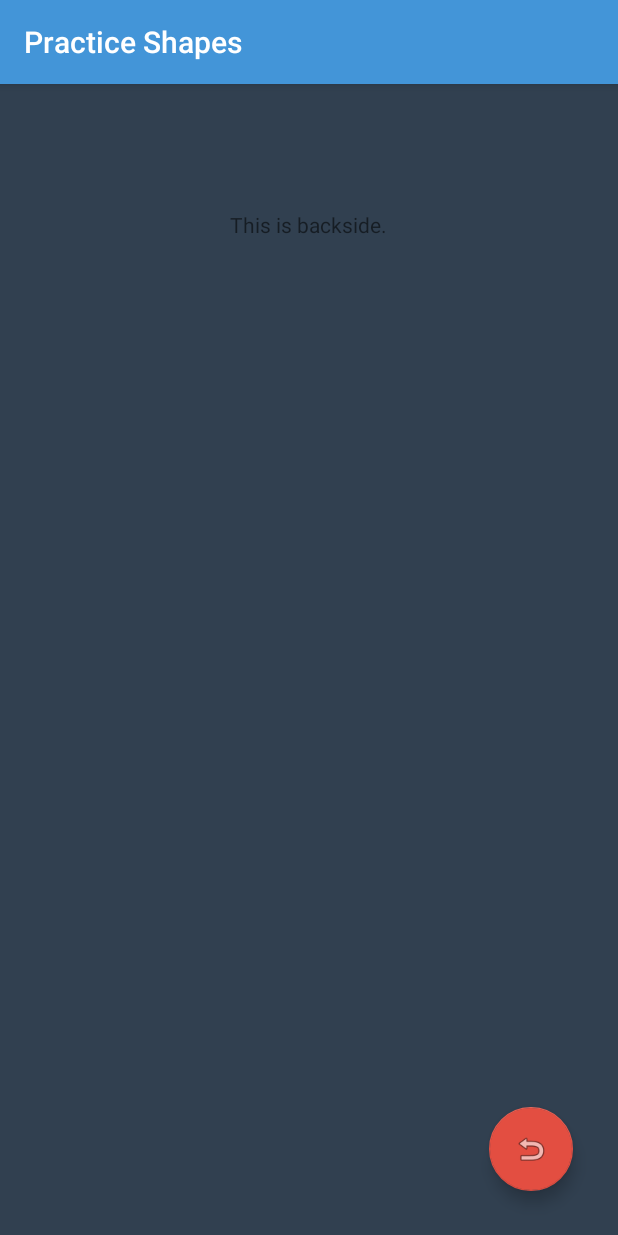
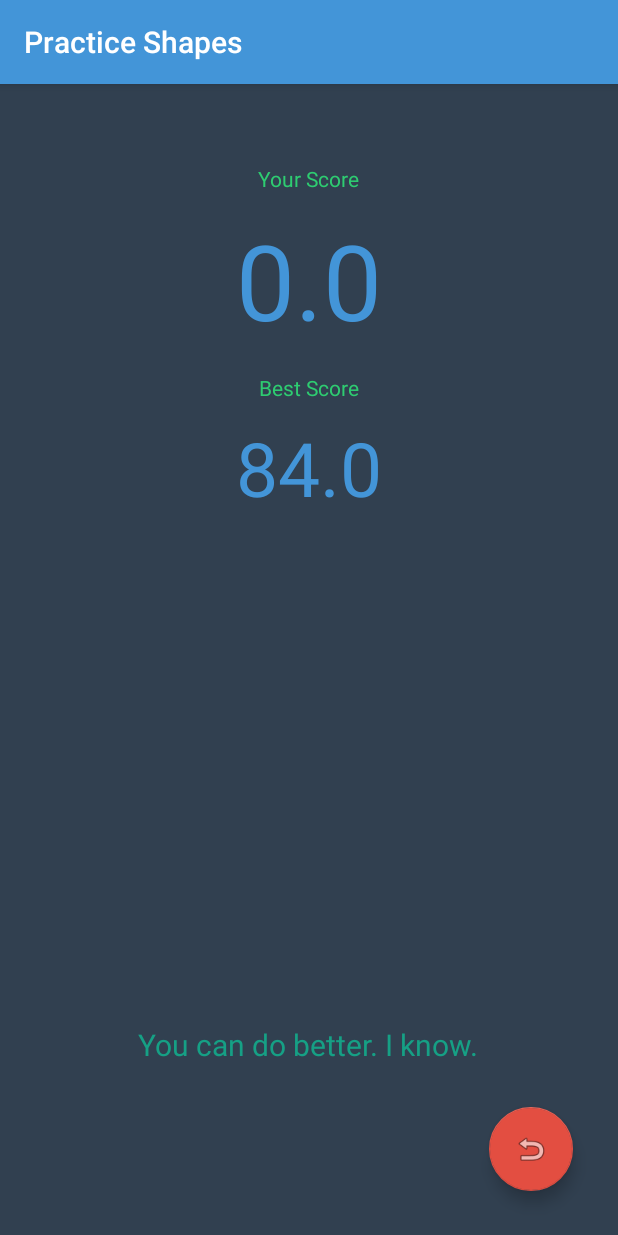
Before and after one commit to priyankvex/Practice-Shapes, an Android app: the DrawingActivity screen opened directly, with no data from a screen before it, after a tap on an icon or button, on a phone screen of 412 x 824 dp. Run offline under Robolectric (Android 15) with nearby library versions, the light colour scheme and no system bars; 10 statements that could not run were skipped.

Commit message:
Add scoring messages to score fragment.

```diff
--- a/app/src/main/java/com/wordpress/priyankvex/practiceshapes/view/DrawingActivity.java
+++ b/app/src/main/java/com/wordpress/priyankvex/practiceshapes/view/DrawingActivity.java
@@ -17,6 +17,7 @@ public class DrawingActivity extends AppCompatActivity implements FragmentManage
     public static Shape shape;
     public static boolean mShowingBack = false;
     private static FragmentManager fragmentManager;
+    public static float currentScore = 0;
 
     @Override
     protected void onCreate(Bundle savedInstanceState) {
--- a/app/src/main/java/com/wordpress/priyankvex/practiceshapes/view/DrawingFragment.java
+++ b/app/src/main/java/com/wordpress/priyankvex/practiceshapes/view/DrawingFragment.java
@@ -76,7 +76,11 @@ public class DrawingFragment extends Fragment implements View.OnClickListener{
                 break;
             case R.id.buttonDone:
                 // Evaluate trace here.
-                Toast.makeText(getActivity(), mDrawingView.getScore() + "", Toast.LENGTH_SHORT).show();
+                DrawingActivity.currentScore = mDrawingView.getScore();
+                if (DrawingActivity.currentScore > DrawingActivity.shape.getMaxScore()){
+                    DrawingActivity.shape.setMaxScore(DrawingActivity.currentScore);
+                    DrawingActivity.shape.save();
+                }
                 DrawingActivity.flipCard();
                 break;
         }
--- a/app/src/main/java/com/wordpress/priyankvex/practiceshapes/view/ScoreFragment.java
+++ b/app/src/main/java/com/wordpress/priyankvex/practiceshapes/view/ScoreFragment.java
@@ -7,6 +7,7 @@ import android.support.design.widget.FloatingActionButton;
 import android.view.LayoutInflater;
 import android.view.View;
 import android.view.ViewGroup;
+import android.widget.TextView;
 
 import com.wordpress.priyankvex.practiceshapes.R;
 
@@ -17,18 +18,53 @@ import com.wordpress.priyankvex.practiceshapes.R;
 public class ScoreFragment extends Fragment{
 
     FloatingActionButton buttonBack;
+    TextView textViewCurrentScore;
+    TextView textViewBestScore;
+    TextView textViewMessage;
 
     @Nullable
     @Override
     public View onCreateView(LayoutInflater inflater, ViewGroup container, Bundle savedInstanceState) {
         View rootView = inflater.inflate(R.layout.fragment_score, container, false);
+        findViewsById(rootView);
         buttonBack = (FloatingActionButton) rootView.findViewById(R.id.buttonBack);
-        buttonBack.setOnClickListener(new View.OnClickListener(){
+        buttonBack.setOnClickListener(new View.OnClickListener() {
             @Override
             public void onClick(View v) {
                 DrawingActivity.flipCard();
             }
         });
+        // Setting current score
+        textViewCurrentScore.setText(String.valueOf(DrawingActivity.currentScore));
+        // Setting best score
+        textViewBestScore.setText(String.valueOf(DrawingActivity.shape.getMaxScore()));
+        // Setting the message based on the score
+        textViewMessage.setText(getMessage(DrawingActivity.currentScore));
         return rootView;
     }
+
+    private void findViewsById(View view){
+        textViewBestScore = (TextView) view.findViewById(R.id.textViewBestScore);
+        textViewCurrentScore = (TextView) view.findViewById(R.id.textViewYourScore);
+        textViewMessage = (TextView) view.findViewById(R.id.textViewMessage);
+    }
+
+    private String getMessage(float score){
+        if (score == 100){
+            return "You are awesome! Enough said";
+        }
+        else if (score == DrawingActivity.shape.getMaxScore()){
+            return "High Score";
+        }
+        else if (score >= 90){
+            return "Great Job! Are you related to picasso?";
+        }
+        else if (score < 90 && score >= 80){
+            return "Great effort! I knew you can do it";
+        }
+        else if (score < 80 && score >= 60){
+            return "Almost there! Keep trying.";
+        }
+        return "You can do better. I know.";
+    }
 }
--- a/app/src/main/res/layout/fragment_score.xml
+++ b/app/src/main/res/layout/fragment_score.xml
@@ -3,15 +3,53 @@
     android:orientation="vertical" android:layout_width="match_parent"
     android:layout_height="match_parent"
     android:background="@color/colorDarkBackground"
-    >
+    android:id="@+id/ace">
 
     <TextView
         android:layout_width="wrap_content"
         android:layout_height="wrap_content"
-        android:text="This is backside."
+        android:text="@string/text_your_score"
         android:layout_alignParentTop="true"
         android:layout_centerHorizontal="true"
-        android:layout_marginTop="84dp" />
+        android:layout_marginTop="53dp"
+        android:id="@+id/textView2"
+        android:textColor="@color/flatGreen"
+        />
+
+    <TextView
+        android:layout_width="wrap_content"
+        android:layout_height="wrap_content"
+        android:text="84.0"
+        android:layout_alignParentTop="true"
+        android:layout_centerHorizontal="true"
+        android:layout_marginTop="84dp"
+        android:textSize="70sp"
+        android:id="@+id/textViewYourScore"
+        android:textColor="@color/colorPrimary"
+        />
+
+    <TextView
+        android:id="@+id/textView"
+        android:layout_width="wrap_content"
+        android:layout_height="wrap_content"
+        android:text="@string/text_best_score"
+        android:textColor="@color/flatGreen"
+        android:layout_below="@+id/textViewYourScore"
+        android:layout_centerHorizontal="true"
+        android:layout_marginTop="15dp"
+    />
+
+    <TextView
+        android:layout_width="wrap_content"
+        android:layout_height="wrap_content"
+        android:text="84.0"
+        android:textSize="50sp"
+        android:id="@+id/textViewBestScore"
+        android:textColor="@color/colorPrimary"
+        android:layout_below="@+id/textView"
+        android:layout_centerHorizontal="true"
+        android:layout_marginTop="10dp"
+        />
 
     <android.support.design.widget.FloatingActionButton
         android:id="@+id/buttonBack"
@@ -26,4 +64,16 @@
         android:layout_marginEnd="30dp"
         />
 
+    <TextView
+        android:layout_width="wrap_content"
+        android:layout_height="wrap_content"
+        android:id="@+id/textViewMessage"
+        android:text="Great Job! Are you related to picasso?"
+        android:layout_marginBottom="28dp"
+        android:textSize="20sp"
+        android:gravity="center"
+        android:textColor="@color/greenSea"
+        android:layout_above="@+id/buttonBack"
+        android:layout_centerHorizontal="true" />
+
 </RelativeLayout>
--- a/app/src/main/res/values/colors.xml
+++ b/app/src/main/res/values/colors.xml
@@ -5,4 +5,6 @@
     <color name="colorAccent">#E34E41</color>
     <color name="colorDarkBackground">#314050</color>
     <color name="colorLightBackground">#ECF0F1</color>
+    <color name="flatGreen">#2ecc71</color>
+    <color name="greenSea">#16a085</color>
 </resources>
--- a/app/src/main/res/values/strings.xml
+++ b/app/src/main/res/values/strings.xml
@@ -5,4 +5,6 @@
     <string name="medium_level">MEDIUM</string>
     <string name="hard_level">HARD</string>
     <string name="action_save_bitmap">Save</string>
+    <string name="text_your_score">Your Score</string>
+    <string name="text_best_score">Best Score</string>
 </resources>
```
